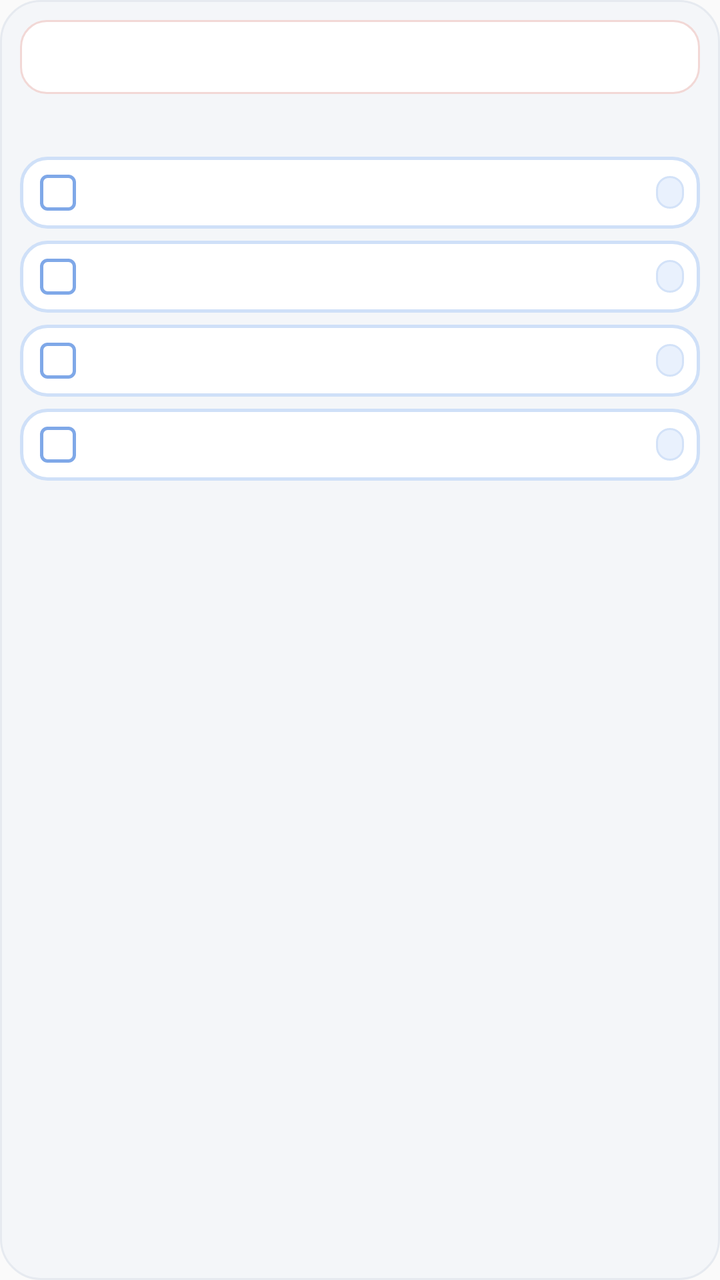
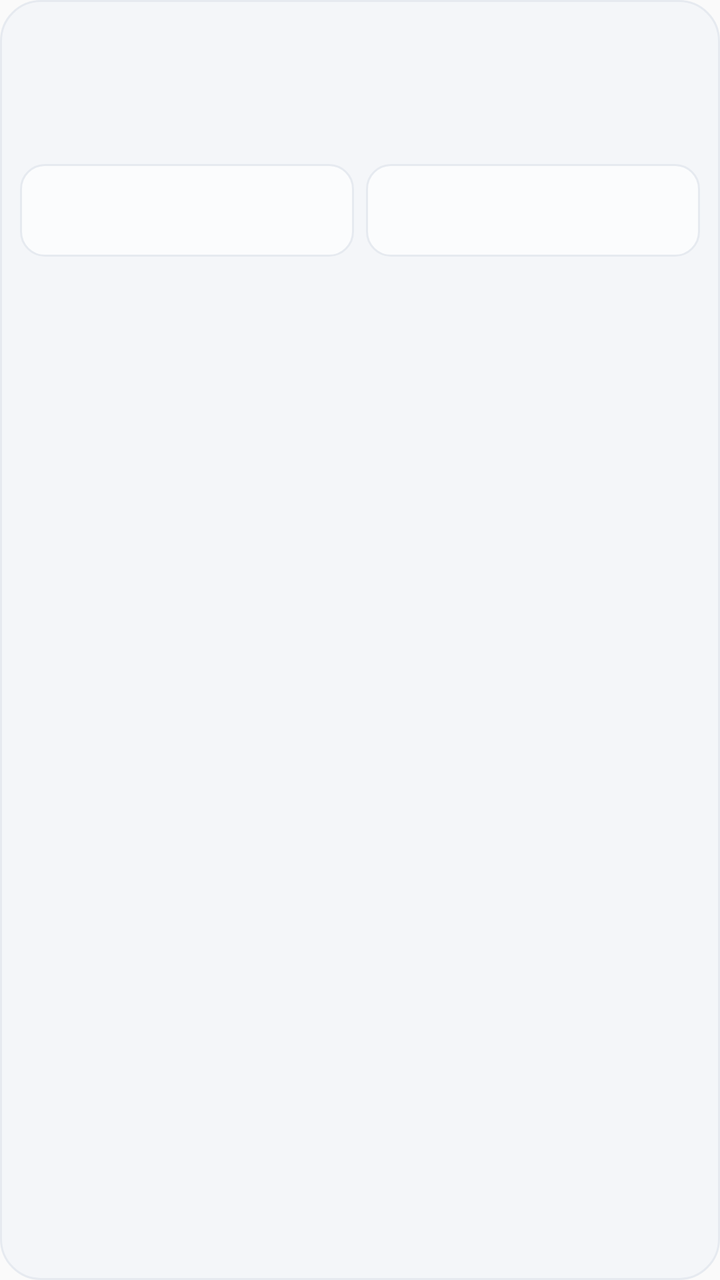

Two renders of the same Android screen: before a commit and after it. Below are the layout's source before the change and the commit's diff.
<!-- AndroidManifest.xml: application theme AppTheme -->
<!-- res/layout/neko_widget.xml -->
<?xml version="1.0" encoding="utf-8"?>
<LinearLayout xmlns:android="http://schemas.android.com/apk/res/android"
    android:id="@+id/w_root"
    android:layout_width="match_parent"
    android:layout_height="match_parent"
    android:orientation="vertical"
    android:background="@drawable/w_bg"
    android:padding="10dp">

    
    <LinearLayout
        android:id="@+id/w_dday_box"
        android:layout_width="match_parent"
        android:layout_height="wrap_content"
        android:orientation="horizontal"
        android:gravity="center_vertical"
        android:background="@drawable/w_dday_bg"
        android:paddingLeft="10dp"
        android:paddingRight="10dp"
        android:paddingTop="9dp"
        android:paddingBottom="9dp"
        android:layout_marginBottom="8dp">

        <TextView
            android:id="@+id/w_dday_badge"
            android:layout_width="wrap_content"
            android:layout_height="wrap_content"
            android:textSize="14sp"
            android:textStyle="bold"
            android:textColor="#E4665F"
            android:layout_marginEnd="9dp"
            android:text="" />

        <TextView
            android:id="@+id/w_dday_title"
            android:layout_width="0dp"
            android:layout_height="wrap_content"
            android:layout_weight="1"
            android:textSize="12sp"
            android:textColor="#3E3A39"
            android:maxLines="1"
            android:ellipsize="end"
            android:text="" />

        <TextView
            android:id="@+id/w_dday_date"
            android:layout_width="wrap_content"
            android:layout_height="wrap_content"
            android:textSize="10sp"
            android:textColor="#E88C86"
            android:layout_marginStart="6dp"
            android:text="" />
    </LinearLayout>

    
    <LinearLayout
        android:id="@+id/w_head_box"
        android:layout_width="match_parent"
        android:layout_height="wrap_content"
        android:orientation="horizontal"
        android:gravity="center_vertical"
        android:paddingLeft="3dp"
        android:paddingRight="4dp"
        android:layout_marginBottom="7dp">

        <TextView
            android:id="@+id/w_head_title"
            android:layout_width="0dp"
            android:layout_height="wrap_content"
            android:layout_weight="1"
            android:textSize="12sp"
            android:textColor="#3E3A39"
            android:maxLines="1"
            android:ellipsize="end"
            android:text="" />

        <TextView
            android:id="@+id/w_head_count"
            android:layout_width="wrap_content"
            android:layout_height="wrap_content"
            android:textSize="10sp"
            android:textColor="#9AA0A6"
            android:text="" />
    </LinearLayout>

    
    <LinearLayout
        android:id="@+id/w_row1"
        android:layout_width="match_parent"
        android:layout_height="wrap_content"
        android:orientation="horizontal"
        android:gravity="center_vertical"
        android:background="@drawable/w_row_bg"
        android:paddingLeft="10dp"
        android:paddingRight="8dp"
        android:paddingTop="9dp"
        android:paddingBottom="9dp"
        android:layout_marginBottom="6dp">

        <TextView
            android:id="@+id/w_chk1"
            android:layout_width="18dp"
            android:layout_height="18dp"
            android:background="@drawable/w_check_off"
            android:gravity="center"
            android:textSize="11sp"
            android:textColor="#FFFFFF"
            android:includeFontPadding="false"
            android:layout_marginEnd="9dp"
            android:text="" />

        <TextView
            android:id="@+id/w_todo1"
            android:layout_width="0dp"
            android:layout_height="wrap_content"
            android:layout_weight="1"
            android:textSize="12sp"
            android:textColor="#3E3A39"
            android:maxLines="1"
            android:ellipsize="end"
            android:text="" />

        <TextView
            android:id="@+id/w_badge1"
            android:layout_width="wrap_content"
            android:layout_height="wrap_content"
            android:background="@drawable/w_pill_am"
            android:paddingLeft="7dp"
            android:paddingRight="7dp"
            android:paddingTop="2dp"
            android:paddingBottom="2dp"
            android:layout_marginStart="6dp"
            android:textSize="9sp"
            android:textColor="#5B8DD9"
            android:text="" />
    </LinearLayout>

    
    <LinearLayout
        android:id="@+id/w_row2"
        android:layout_width="match_parent"
        android:layout_height="wrap_content"
        android:orientation="horizontal"
        android:gravity="center_vertical"
        android:background="@drawable/w_row_bg"
        android:paddingLeft="10dp"
        android:paddingRight="8dp"
        android:paddingTop="9dp"
        android:paddingBottom="9dp"
        android:layout_marginBottom="6dp">

        <TextView
            android:id="@+id/w_chk2"
            android:layout_width="18dp"
            android:layout_height="18dp"
            android:background="@drawable/w_check_off"
            android:gravity="center"
            android:textSize="11sp"
            android:textColor="#FFFFFF"
            android:includeFontPadding="false"
            android:layout_marginEnd="9dp"
            android:text="" />

        <TextView
            android:id="@+id/w_todo2"
            android:layout_width="0dp"
            android:layout_height="wrap_content"
            android:layout_weight="1"
            android:textSize="12sp"
            android:textColor="#3E3A39"
            android:maxLines="1"
            android:ellipsize="end"
            android:text="" />

        <TextView
            android:id="@+id/w_badge2"
            android:layout_width="wrap_content"
            android:layout_height="wrap_content"
            android:background="@drawable/w_pill_am"
            android:paddingLeft="7dp"
            android:paddingRight="7dp"
            android:paddingTop="2dp"
            android:paddingBottom="2dp"
            android:layout_marginStart="6dp"
            android:textSize="9sp"
            android:textColor="#5B8DD9"
            android:text="" />
    </LinearLayout>

    
    <LinearLayout
        android:id="@+id/w_row3"
        android:layout_width="match_parent"
        android:layout_height="wrap_content"
        android:orientation="horizontal"
        android:gravity="center_vertical"
        android:background="@drawable/w_row_bg"
        android:paddingLeft="10dp"
        android:paddingRight="8dp"
        android:paddingTop="9dp"
        android:paddingBottom="9dp"
        android:layout_marginBottom="6dp">

        <TextView
            android:id="@+id/w_chk3"
            android:layout_width="18dp"
            android:layout_height="18dp"
            android:background="@drawable/w_check_off"
            android:gravity="center"
            android:textSize="11sp"
            android:textColor="#FFFFFF"
            android:includeFontPadding="false"
            android:layout_marginEnd="9dp"
            android:text="" />

        <TextView
            android:id="@+id/w_todo3"
            android:layout_width="0dp"
            android:layout_height="wrap_content"
            android:layout_weight="1"
            android:textSize="12sp"
            android:textColor="#3E3A39"
            android:maxLines="1"
            android:ellipsize="end"
            android:text="" />

        <TextView
            android:id="@+id/w_badge3"
            android:layout_width="wrap_content"
            android:layout_height="wrap_content"
            android:background="@drawable/w_pill_am"
            android:paddingLeft="7dp"
            android:paddingRight="7dp"
            android:paddingTop="2dp"
            android:paddingBottom="2dp"
            android:layout_marginStart="6dp"
            android:textSize="9sp"
            android:textColor="#5B8DD9"
            android:text="" />
    </LinearLayout>

    
    <LinearLayout
        android:id="@+id/w_row4"
        android:layout_width="match_parent"
        android:layout_height="wrap_content"
        android:orientation="horizontal"
        android:gravity="center_vertical"
        android:background="@drawable/w_row_bg"
        android:paddingLeft="10dp"
        android:paddingRight="8dp"
        android:paddingTop="9dp"
        android:paddingBottom="9dp"
        android:layout_marginBottom="6dp">

        <TextView
            android:id="@+id/w_chk4"
            android:layout_width="18dp"
            android:layout_height="18dp"
            android:background="@drawable/w_check_off"
            android:gravity="center"
            android:textSize="11sp"
            android:textColor="#FFFFFF"
            android:includeFontPadding="false"
            android:layout_marginEnd="9dp"
            android:text="" />

        <TextView
            android:id="@+id/w_todo4"
            android:layout_width="0dp"
            android:layout_height="wrap_content"
            android:layout_weight="1"
            android:textSize="12sp"
            android:textColor="#3E3A39"
            android:maxLines="1"
            android:ellipsize="end"
            android:text="" />

        <TextView
            android:id="@+id/w_badge4"
            android:layout_width="wrap_content"
            android:layout_height="wrap_content"
            android:background="@drawable/w_pill_am"
            android:paddingLeft="7dp"
            android:paddingRight="7dp"
            android:paddingTop="2dp"
            android:paddingBottom="2dp"
            android:layout_marginStart="6dp"
            android:textSize="9sp"
            android:textColor="#5B8DD9"
            android:text="" />
    </LinearLayout>

    <TextView
        android:id="@+id/w_empty"
        android:layout_width="match_parent"
        android:layout_height="wrap_content"
        android:gravity="center"
        android:paddingTop="14dp"
        android:paddingBottom="14dp"
        android:textSize="11sp"
        android:textColor="#9AA0A6"
        android:text="" />
</LinearLayout>
<!-- resources referenced by this layout -->
<resources>
  <!-- drawable w_bg (drawable) -->
  <?xml version="1.0" encoding="utf-8"?>
  <shape xmlns:android="http://schemas.android.com/apk/res/android" android:shape="rectangle">
      <solid android:color="#F4F6F9" />
      <stroke android:width="1dp" android:color="#E6EAF0" />
      <corners android:radius="20dp" />
  </shape>
  <!-- drawable w_check_off (drawable) -->
  <?xml version="1.0" encoding="utf-8"?>
  <shape xmlns:android="http://schemas.android.com/apk/res/android" android:shape="rectangle">
      <solid android:color="#FFFFFF" />
      <stroke android:width="1.5dp" android:color="#7fa8e8" />
      <corners android:radius="3dp" />
  </shape>
  <!-- drawable w_dday_bg (drawable) -->
  <?xml version="1.0" encoding="utf-8"?>
  <shape xmlns:android="http://schemas.android.com/apk/res/android" android:shape="rectangle">
      <solid android:color="#FFFFFF" />
      <stroke android:width="1dp" android:color="#F2D8D6" />
      <corners android:radius="13dp" />
  </shape>
  <!-- drawable w_pill_am (drawable) -->
  <?xml version="1.0" encoding="utf-8"?>
  <shape xmlns:android="http://schemas.android.com/apk/res/android" android:shape="rectangle">
      <solid android:color="#E9F1FD" />
      <stroke android:width="1dp" android:color="#D3E2F8" />
      <corners android:radius="9dp" />
  </shape>
  <!-- drawable w_row_bg (drawable) -->
  <?xml version="1.0" encoding="utf-8"?>
  <shape xmlns:android="http://schemas.android.com/apk/res/android" android:shape="rectangle">
      <solid android:color="#FFFFFF" />
      <stroke android:width="1.5dp" android:color="#CFE0F8" />
      <corners android:radius="13dp" />
  </shape>
  <style name="AppTheme" parent="Theme.AppCompat.Light.DarkActionBar">
          
          <item name="colorPrimary">@color/colorPrimary</item>
          <item name="colorPrimaryDark">@color/colorPrimaryDark</item>
          <item name="colorAccent">@color/colorAccent</item>
      </style>
</resources>

<!-- the commit's change to res/layout/neko_widget.xml (unified diff, before → after) -->
@@ -9,48 +9,11 @@
 
     
     <LinearLayout
-        android:id="@+id/w_dday_box"
+        android:id="@+id/w_dday_list"
         android:layout_width="match_parent"
         android:layout_height="wrap_content"
-        android:orientation="horizontal"
-        android:gravity="center_vertical"
-        android:background="@drawable/w_dday_bg"
-        android:paddingLeft="10dp"
-        android:paddingRight="10dp"
-        android:paddingTop="9dp"
-        android:paddingBottom="9dp"
-        android:layout_marginBottom="8dp">
-
-        <TextView
-            android:id="@+id/w_dday_badge"
-            android:layout_width="wrap_content"
-            android:layout_height="wrap_content"
-            android:textSize="14sp"
-            android:textStyle="bold"
-            android:textColor="#E4665F"
-            android:layout_marginEnd="9dp"
-            android:text="" />
-
-        <TextView
-            android:id="@+id/w_dday_title"
-            android:layout_width="0dp"
-            android:layout_height="wrap_content"
-            android:layout_weight="1"
-            android:textSize="12sp"
-            android:textColor="#3E3A39"
-            android:maxLines="1"
-            android:ellipsize="end"
-            android:text="" />
-
-        <TextView
-            android:id="@+id/w_dday_date"
-            android:layout_width="wrap_content"
-            android:layout_height="wrap_content"
-            android:textSize="10sp"
-            android:textColor="#E88C86"
-            android:layout_marginStart="6dp"
-            android:text="" />
-    </LinearLayout>
+        android:orientation="vertical"
+        android:layout_marginBottom="3dp" />
 
     
     <LinearLayout
@@ -61,244 +24,98 @@
         android:gravity="center_vertical"
         android:paddingLeft="3dp"
         android:paddingRight="4dp"
-        android:layout_marginBottom="7dp">
+        android:paddingTop="3dp"
+        android:layout_marginBottom="6dp">
 
-        <TextView
-            android:id="@+id/w_head_title"
-            android:layout_width="0dp"
-            android:layout_height="wrap_content"
-            android:layout_weight="1"
-            android:textSize="12sp"
-            android:textColor="#3E3A39"
-            android:maxLines="1"
-            android:ellipsize="end"
-            android:text="" />
+        <TextView android:id="@+id/w_head_title"
+            android:layout_width="0dp" android:layout_height="wrap_content" android:layout_weight="1"
+            android:textSize="12sp" android:textColor="#3E3A39"
+            android:maxLines="1" android:ellipsize="end" android:text="" />
 
-        <TextView
-            android:id="@+id/w_head_count"
-            android:layout_width="wrap_content"
-            android:layout_height="wrap_content"
-            android:textSize="10sp"
-            android:textColor="#9AA0A6"
-            android:text="" />
+        <TextView android:id="@+id/w_head_count"
+            android:layout_width="wrap_content" android:layout_height="wrap_content"
+            android:textSize="10sp" android:textColor="#9AA0A6" android:text="" />
     </LinearLayout>
 
     
     <LinearLayout
-        android:id="@+id/w_row1"
+        android:id="@+id/w_today_list"
         android:layout_width="match_parent"
         android:layout_height="wrap_content"
-        android:orientation="horizontal"
-        android:gravity="center_vertical"
-        android:background="@drawable/w_row_bg"
-        android:paddingLeft="10dp"
-        android:paddingRight="8dp"
-        android:paddingTop="9dp"
-        android:paddingBottom="9dp"
-        android:layout_marginBottom="6dp">
-
-        <TextView
-            android:id="@+id/w_chk1"
-            android:layout_width="18dp"
-            android:layout_height="18dp"
-            android:background="@drawable/w_check_off"
-            android:gravity="center"
-            android:textSize="11sp"
-            android:textColor="#FFFFFF"
-            android:includeFontPadding="false"
-            android:layout_marginEnd="9dp"
-            android:text="" />
-
-        <TextView
-            android:id="@+id/w_todo1"
-            android:layout_width="0dp"
-            android:layout_height="wrap_content"
-            android:layout_weight="1"
-            android:textSize="12sp"
-            android:textColor="#3E3A39"
-            android:maxLines="1"
-            android:ellipsize="end"
-            android:text="" />
-
-        <TextView
-            android:id="@+id/w_badge1"
-            android:layout_width="wrap_content"
-            android:layout_height="wrap_content"
-            android:background="@drawable/w_pill_am"
-            android:paddingLeft="7dp"
-            android:paddingRight="7dp"
-            android:paddingTop="2dp"
-            android:paddingBottom="2dp"
-            android:layout_marginStart="6dp"
-            android:textSize="9sp"
-            android:textColor="#5B8DD9"
-            android:text="" />
-    </LinearLayout>
-
-    
-    <LinearLayout
-        android:id="@+id/w_row2"
-        android:layout_width="match_parent"
-        android:layout_height="wrap_content"
-        android:orientation="horizontal"
-        android:gravity="center_vertical"
-        android:background="@drawable/w_row_bg"
-        android:paddingLeft="10dp"
-        android:paddingRight="8dp"
-        android:paddingTop="9dp"
-        android:paddingBottom="9dp"
-        android:layout_marginBottom="6dp">
-
-        <TextView
-            android:id="@+id/w_chk2"
-            android:layout_width="18dp"
-            android:layout_height="18dp"
-            android:background="@drawable/w_check_off"
-            android:gravity="center"
-            android:textSize="11sp"
-            android:textColor="#FFFFFF"
-            android:includeFontPadding="false"
-            android:layout_marginEnd="9dp"
-            android:text="" />
-
-        <TextView
-            android:id="@+id/w_todo2"
-            android:layout_width="0dp"
-            android:layout_height="wrap_content"
-            android:layout_weight="1"
-            android:textSize="12sp"
-            android:textColor="#3E3A39"
-            android:maxLines="1"
-            android:ellipsize="end"
-            android:text="" />
-
-        <TextView
-            android:id="@+id/w_badge2"
-            android:layout_width="wrap_content"
-            android:layout_height="wrap_content"
-            android:background="@drawable/w_pill_am"
-            android:paddingLeft="7dp"
-            android:paddingRight="7dp"
-            android:paddingTop="2dp"
-            android:paddingBottom="2dp"
-            android:layout_marginStart="6dp"
-            android:textSize="9sp"
-            android:textColor="#5B8DD9"
-            android:text="" />
-    </LinearLayout>
-
-    
-    <LinearLayout
-        android:id="@+id/w_row3"
-        android:layout_width="match_parent"
-        android:layout_height="wrap_content"
-        android:orientation="horizontal"
-        android:gravity="center_vertical"
-        android:background="@drawable/w_row_bg"
-        android:paddingLeft="10dp"
-        android:paddingRight="8dp"
-        android:paddingTop="9dp"
-        android:paddingBottom="9dp"
-        android:layout_marginBottom="6dp">
-
-        <TextView
-            android:id="@+id/w_chk3"
-            android:layout_width="18dp"
-            android:layout_height="18dp"
-            android:background="@drawable/w_check_off"
-            android:gravity="center"
-            android:textSize="11sp"
-            android:textColor="#FFFFFF"
-            android:includeFontPadding="false"
-            android:layout_marginEnd="9dp"
-            android:text="" />
-
-        <TextView
-            android:id="@+id/w_todo3"
-            android:layout_width="0dp"
-            android:layout_height="wrap_content"
-            android:layout_weight="1"
-            android:textSize="12sp"
-            android:textColor="#3E3A39"
-            android:maxLines="1"
-            android:ellipsize="end"
-            android:text="" />
-
-        <TextView
-            android:id="@+id/w_badge3"
-            android:layout_width="wrap_content"
-            android:layout_height="wrap_content"
-            android:background="@drawable/w_pill_am"
-            android:paddingLeft="7dp"
-            android:paddingRight="7dp"
-            android:paddingTop="2dp"
-            android:paddingBottom="2dp"
-            android:layout_marginStart="6dp"
-            android:textSize="9sp"
-            android:textColor="#5B8DD9"
-            android:text="" />
-    </LinearLayout>
-
-    
-    <LinearLayout
-        android:id="@+id/w_row4"
-        android:layout_width="match_parent"
-        android:layout_height="wrap_content"
-        android:orientation="horizontal"
-        android:gravity="center_vertical"
-        android:background="@drawable/w_row_bg"
-        android:paddingLeft="10dp"
-        android:paddingRight="8dp"
-        android:paddingTop="9dp"
-        android:paddingBottom="9dp"
-        android:layout_marginBottom="6dp">
-
-        <TextView
-            android:id="@+id/w_chk4"
-            android:layout_width="18dp"
-            android:layout_height="18dp"
-            android:background="@drawable/w_check_off"
-            android:gravity="center"
-            android:textSize="11sp"
-            android:textColor="#FFFFFF"
-            android:includeFontPadding="false"
-            android:layout_marginEnd="9dp"
-            android:text="" />
-
-        <TextView
-            android:id="@+id/w_todo4"
-            android:layout_width="0dp"
-            android:layout_height="wrap_content"
-            android:layout_weight="1"
-            android:textSize="12sp"
-            android:textColor="#3E3A39"
-            android:maxLines="1"
-            android:ellipsize="end"
-            android:text="" />
-
-        <TextView
-            android:id="@+id/w_badge4"
-            android:layout_width="wrap_content"
-            android:layout_height="wrap_content"
-            android:background="@drawable/w_pill_am"
-            android:paddingLeft="7dp"
-            android:paddingRight="7dp"
-            android:paddingTop="2dp"
-            android:paddingBottom="2dp"
-            android:layout_marginStart="6dp"
-            android:textSize="9sp"
-            android:textColor="#5B8DD9"
-            android:text="" />
-    </LinearLayout>
+        android:orientation="vertical" />
 
     <TextView
         android:id="@+id/w_empty"
         android:layout_width="match_parent"
         android:layout_height="wrap_content"
         android:gravity="center"
-        android:paddingTop="14dp"
-        android:paddingBottom="14dp"
+        android:paddingTop="12dp"
+        android:paddingBottom="12dp"
         android:textSize="11sp"
         android:textColor="#9AA0A6"
         android:text="" />
+
+    
+    <LinearLayout
+        android:id="@+id/w_sides"
+        android:layout_width="match_parent"
+        android:layout_height="wrap_content"
+        android:orientation="horizontal"
+        android:layout_marginTop="5dp">
+
+        <LinearLayout
+            android:layout_width="0dp"
+            android:layout_height="wrap_content"
+            android:layout_weight="1"
+            android:orientation="vertical"
+            android:background="@drawable/w_side_bg"
+            android:paddingLeft="9dp"
+            android:paddingRight="9dp"
+            android:paddingTop="7dp"
+            android:paddingBottom="7dp">
+
+            <TextView android:id="@+id/w_yday_title"
+                android:layout_width="match_parent" android:layout_height="wrap_content"
+                android:textSize="10sp" android:textColor="#9AA0A6"
+                android:paddingBottom="3dp"
+                android:maxLines="1" android:ellipsize="end" android:text="" />
+
+            <LinearLayout android:id="@+id/w_yday_list"
+                android:layout_width="match_parent" android:layout_height="wrap_content"
+                android:orientation="vertical" />
+
+            <TextView android:id="@+id/w_yday_empty"
+                android:layout_width="match_parent" android:layout_height="wrap_content"
+                android:textSize="10sp" android:textColor="#BDC1C6"
+                android:paddingTop="2dp" android:text="" />
+        </LinearLayout>
+
+        <LinearLayout
+            android:layout_width="0dp"
+            android:layout_height="wrap_content"
+            android:layout_weight="1"
+            android:orientation="vertical"
+            android:background="@drawable/w_side_bg"
+            android:paddingLeft="9dp"
+            android:paddingRight="9dp"
+            android:paddingTop="7dp"
+            android:paddingBottom="7dp"
+        android:layout_marginStart="6dp">
+
+            <TextView android:id="@+id/w_tmr_title"
+                android:layout_width="match_parent" android:layout_height="wrap_content"
+                android:textSize="10sp" android:textColor="#9AA0A6"
+                android:paddingBottom="3dp"
+                android:maxLines="1" android:ellipsize="end" android:text="" />
+
+            <LinearLayout android:id="@+id/w_tmr_list"
+                android:layout_width="match_parent" android:layout_height="wrap_content"
+                android:orientation="vertical" />
+
+            <TextView android:id="@+id/w_tmr_empty"
+                android:layout_width="match_parent" android:layout_height="wrap_content"
+                android:textSize="10sp" android:textColor="#BDC1C6"
+                android:paddingTop="2dp" android:text="" />
+        </LinearLayout>
+    </LinearLayout>
 </LinearLayout>
<!-- resource entries referenced after the edit -->
@@ -7,33 +7,12 @@
       <stroke android:width="1dp" android:color="#E6EAF0" />
       <corners android:radius="20dp" />
   </shape>
-  <!-- drawable w_check_off (drawable) -->
+  <!-- drawable w_side_bg (drawable) -->
   <?xml version="1.0" encoding="utf-8"?>
   <shape xmlns:android="http://schemas.android.com/apk/res/android" android:shape="rectangle">
-      <solid android:color="#FFFFFF" />
-      <stroke android:width="1.5dp" android:color="#7fa8e8" />
-      <corners android:radius="3dp" />
-  </shape>
-  <!-- drawable w_dday_bg (drawable) -->
-  <?xml version="1.0" encoding="utf-8"?>
-  <shape xmlns:android="http://schemas.android.com/apk/res/android" android:shape="rectangle">
-      <solid android:color="#FFFFFF" />
-      <stroke android:width="1dp" android:color="#F2D8D6" />
-      <corners android:radius="13dp" />
-  </shape>
-  <!-- drawable w_pill_am (drawable) -->
-  <?xml version="1.0" encoding="utf-8"?>
-  <shape xmlns:android="http://schemas.android.com/apk/res/android" android:shape="rectangle">
-      <solid android:color="#E9F1FD" />
-      <stroke android:width="1dp" android:color="#D3E2F8" />
-      <corners android:radius="9dp" />
-  </shape>
-  <!-- drawable w_row_bg (drawable) -->
-  <?xml version="1.0" encoding="utf-8"?>
-  <shape xmlns:android="http://schemas.android.com/apk/res/android" android:shape="rectangle">
-      <solid android:color="#FFFFFF" />
-      <stroke android:width="1.5dp" android:color="#CFE0F8" />
-      <corners android:radius="13dp" />
+      <solid android:color="#FBFCFD" />
+      <stroke android:width="1dp" android:color="#E6EAF0" />
+      <corners android:radius="12dp" />
   </shape>
   <style name="AppTheme" parent="Theme.AppCompat.Light.DarkActionBar">
           
